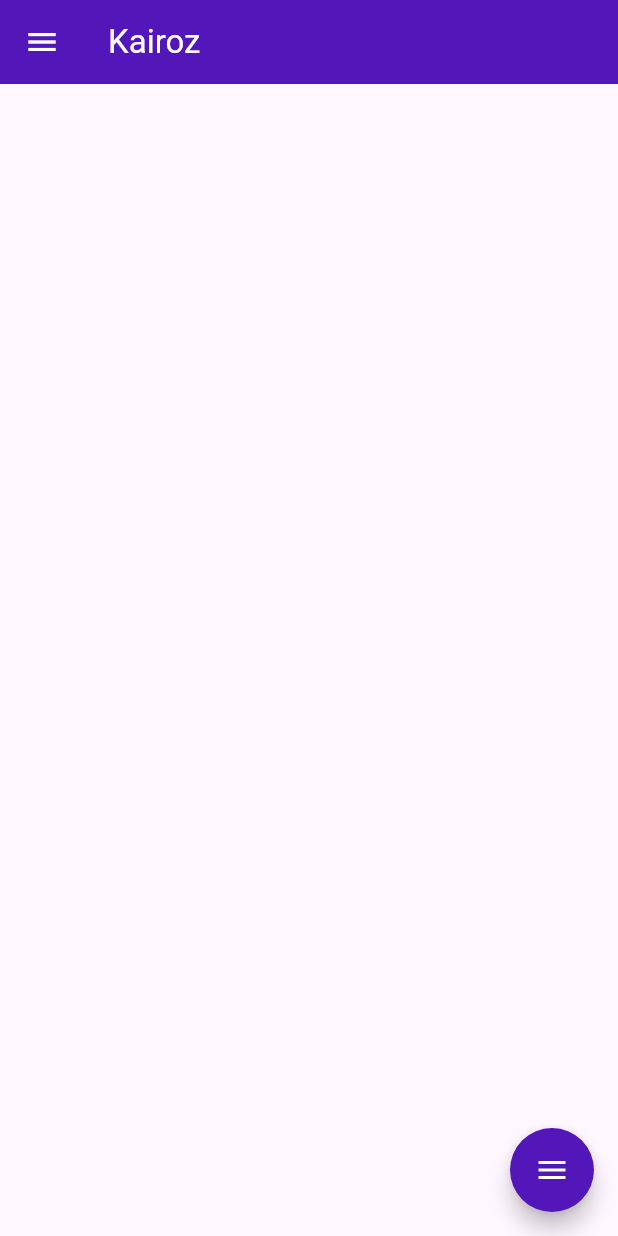
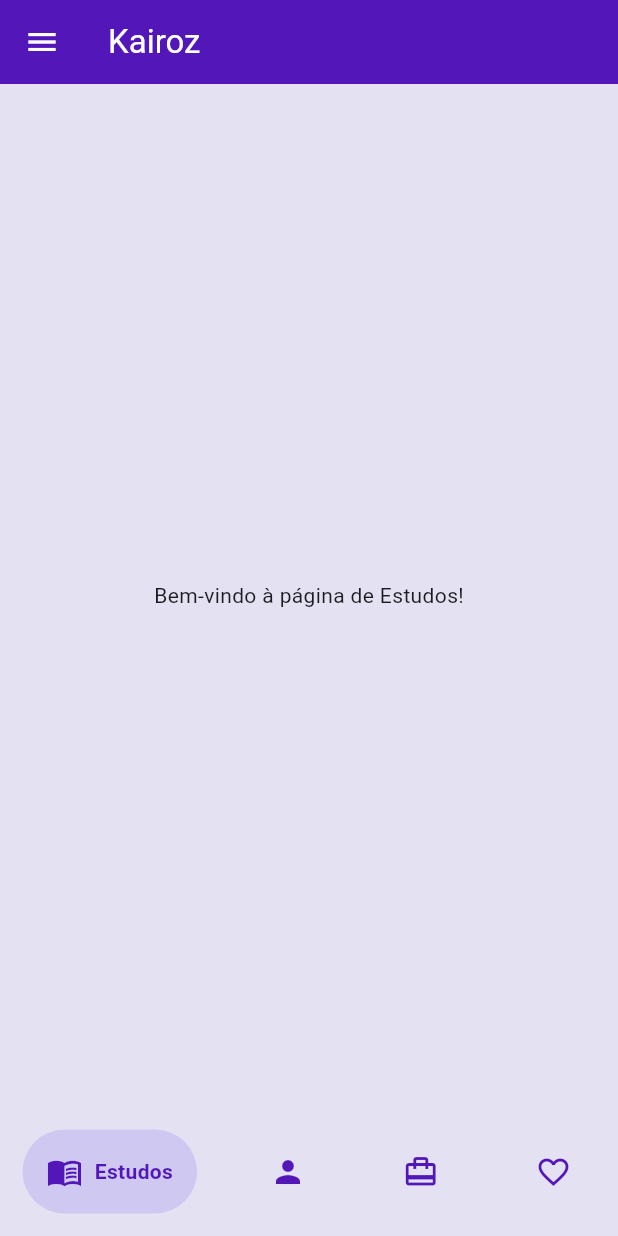
Before and after one commit to danielrocha28/Kairoz, a Flutter app: the HomePage screen opened by its route, on a phone screen of 412 x 824 dp. Run offline on Flutter 3.47's test engine with Material 3 defaults, Android fonts, the light colour scheme and no system bars; drawn by our look-alikes of flutter_speed_dial, google_nav_bar; our stand-ins replace carousel_slider, fl_chart, flutter_dotenv, youtube_player_flutter.

Commit message:
Criação das telas e NavBar

```diff
--- /dev/null
+++ b/kairoz_app/lib/pages/estudos_page.dart
@@ -0,0 +1,17 @@
+import 'package:flutter/material.dart';
+
+class EstudosPage extends StatefulWidget {
+  const EstudosPage({super.key});
+
+  @override
+  State<EstudosPage> createState() => _MyWidgetState();
+}
+
+class _MyWidgetState extends State<EstudosPage> {
+  @override
+  Widget build(BuildContext context) {
+    return const Center(
+      child: Text('Bem-vindo à página de Estudos!'),
+    );
+  }
+}
--- a/kairoz_app/lib/pages/home_page.dart
+++ b/kairoz_app/lib/pages/home_page.dart
@@ -1,9 +1,12 @@
 import 'package:flutter/material.dart';
-import 'package:flutter_speed_dial/flutter_speed_dial.dart';
-import 'package:kairoz/models/task_model.dart';
 import 'package:kairoz/widgets/drawer.dart';
 import 'package:kairoz/widgets/appbar.dart';
 import 'profile_page.dart';
+import 'package:kairoz/widgets/nav_bar.dart';
+import 'package:kairoz/pages/estudos_page.dart';
+import 'package:kairoz/pages/saude_page.dart';
+import 'package:kairoz/pages/trabalho_page.dart';
+import 'package:kairoz/pages/lazer_page.dart';
 
 class HomePage extends StatefulWidget {
   const HomePage({super.key});
@@ -13,13 +16,7 @@ class HomePage extends StatefulWidget {
 }
 
 class _HomePageState extends State<HomePage> {
-  List<TaskModel> tasks = [];
-
-  void addTask(String description) {
-    setState(() {
-      tasks.add(TaskModel(description: description));
-    });
-  }
+  int _selectedIndex = 0;
 
   void goToHomePage() {
     Navigator.pushNamed(context, '/home');
@@ -27,7 +24,6 @@ class _HomePageState extends State<HomePage> {
 
   void goToProfilePage() {
     Navigator.pop(context);
-
     Navigator.push(
       context,
       MaterialPageRoute(
@@ -41,9 +37,20 @@ class _HomePageState extends State<HomePage> {
         context, '/login', ModalRoute.withName('/'));
   }
 
+  void navigateToPage(int index) {
+    setState(() {
+      _selectedIndex = index;
+    });
+  }
+
   @override
   Widget build(BuildContext context) {
     return Scaffold(
+      backgroundColor: const Color(0xffE4E1F3),
+      bottomNavigationBar: CustomBottomNavBar(
+        selectedIndex: _selectedIndex,
+        onTabChange: navigateToPage,
+      ),
       appBar: const MyAppBar(
         title: "Kairoz",
         iconTheme: IconThemeData(color: Colors.white),
@@ -54,158 +61,15 @@ class _HomePageState extends State<HomePage> {
         onProfileTap: goToProfilePage,
         onSignOut: signOut,
       ),
-      body: Container(
-        padding: const EdgeInsets.all(16.0),
-        child: ListView(
-          children: tasks.map((task) {
-            return Dismissible(
-              key: Key(task.description),
-              background: Container(
-                color: const Color.fromARGB(255, 76, 37, 143),
-                child: const Align(
-                  alignment: Alignment.centerRight,
-                  child: Padding(
-                    padding: EdgeInsets.symmetric(horizontal: 20.0),
-                    child: Icon(
-                      Icons.delete,
-                      color: Colors.white,
-                    ),
-                  ),
-                ),
-              ),
-              onDismissed: (direction) {
-                removeTask(task);
-              },
-              child: CheckboxListTile(
-                title: Text(task.description),
-                value: task.isCompleted,
-                onChanged: (bool? value) {
-                  toggleTaskCompletion(task);
-                },
-              ),
-            );
-          }).toList(),
-        ),
-      ),
-      floatingActionButton: SpeedDial(
-        icon: Icons.add,
-        backgroundColor: const Color.fromARGB(255, 82, 22, 185),
-        foregroundColor: Colors.white,
-        overlayColor: Colors.black,
-        overlayOpacity: 0.5,
-        animatedIcon: AnimatedIcons.menu_close,
-        children: [
-          speedDialButton(
-            () => _showSprintPopup(context),
-            Icons.add,
-            'Sprint',
-            Colors.white,
-          ),
-          speedDialButton(
-            () => _showTaskPopup(context),
-            Icons.add,
-            'Task',
-            Colors.white,
-          ),
+      body: IndexedStack(
+        index: _selectedIndex,
+        children: const <Widget>[
+          EstudosPage(),
+          SaudePage(),
+          TrabalhoPage(),
+          LazerPage()
         ],
       ),
     );
   }
-
-  void removeTask(TaskModel task) {
-    setState(() {
-      tasks.remove(task);
-    });
-  }
-
-  SpeedDialChild speedDialButton(
-    Function() onTap,
-    IconData icon,
-    String label,
-    Color foregroundColor,
-  ) {
-    return SpeedDialChild(
-      onTap: onTap,
-      child: Icon(icon),
-      backgroundColor: const Color.fromARGB(255, 76, 37, 143),
-      foregroundColor: foregroundColor,
-      label: label,
-      labelStyle: const TextStyle(color: Colors.white),
-      labelBackgroundColor: const Color.fromARGB(255, 76, 37, 143),
-    );
-  }
-
-  void toggleTaskCompletion(TaskModel task) {
-    setState(() {
-      task.isCompleted = !task.isCompleted;
-    });
-  }
-
-  void _showSprintPopup(BuildContext context) {
-    final TextEditingController controller = TextEditingController();
-
-    showDialog(
-      context: context,
-      builder: (BuildContext context) {
-        return AlertDialog(
-          title: const Text("Adicionar"),
-          content: TextField(
-            controller: controller,
-            decoration: const InputDecoration(
-              labelText: "Sprint",
-            ),
-          ),
-          actions: [
-            TextButton(
-              onPressed: () {
-                Navigator.of(context).pop();
-              },
-              child: const Text("Cancelar"),
-            ),
-            TextButton(
-              onPressed: () {
-                addTask(controller.text);
-                Navigator.of(context).pop();
-              },
-              child: const Text("Adicionar"),
-            ),
-          ],
-        );
-      },
-    );
-  }
-
-  void _showTaskPopup(BuildContext context) {
-    final TextEditingController controller = TextEditingController();
-
-    showDialog(
-      context: context,
-      builder: (BuildContext context) {
-        return AlertDialog(
-          title: const Text("Adicionar"),
-          content: TextField(
-            controller: controller,
-            decoration: const InputDecoration(
-              labelText: "Task",
-            ),
-          ),
-          actions: [
-            TextButton(
-              onPressed: () {
-                Navigator.of(context).pop();
-              },
-              child: const Text("Cancelar"),
-            ),
-            TextButton(
-              onPressed: () {
-                addTask(controller.text);
-                Navigator.of(context).pop();
-              },
-              child: const Text("Adicionar"),
-            ),
-          ],
-        );
-      },
-    );
-  }
 }
--- a/kairoz_app/lib/pages/login_page.dart
+++ b/kairoz_app/lib/pages/login_page.dart
@@ -8,10 +8,10 @@ class LoginPage extends StatefulWidget {
   const LoginPage({super.key});
 
   @override
-  _LoginPageState createState() => _LoginPageState();
+  LoginPageState createState() => LoginPageState();
 }
 
-class _LoginPageState extends State<LoginPage> {
+class LoginPageState extends State<LoginPage> {
   final _emailController = TextEditingController();
   final _passwordController = TextEditingController();
   final _formKey = GlobalKey<FormState>();
--- /dev/null
+++ b/kairoz_app/lib/widgets/nav_bar.dart
@@ -0,0 +1,52 @@
+import 'package:flutter/material.dart';
+import 'package:google_nav_bar/google_nav_bar.dart';
+
+class CustomBottomNavBar extends StatelessWidget {
+  final Function(int) onTabChange;
+  final int selectedIndex;
+
+  const CustomBottomNavBar({
+    super.key,
+    required this.onTabChange,
+    required this.selectedIndex,
+  });
+
+  @override
+  Widget build(BuildContext context) {
+    return Container(
+      color: const Color(0xffE4E1F3),
+      child: Padding(
+        padding: const EdgeInsets.symmetric(horizontal: 15.0, vertical: 15.0),
+        child: GNav(
+          selectedIndex: selectedIndex, // Define o índice selecionado
+          color: const Color.fromARGB(255, 82, 22, 185),
+          activeColor: const Color.fromARGB(255, 82, 22, 185),
+          gap: 8,
+          padding: const EdgeInsets.all(16),
+          tabBackgroundColor: const Color(0xffCFC9F1),
+          onTabChange: (index) {
+            onTabChange(index);
+          },
+          tabs: const [
+            GButton(
+              icon: Icons.menu_book_sharp,
+              text: 'Estudos',
+            ),
+            GButton(
+              icon: Icons.person,
+              text: 'Saúde',
+            ),
+            GButton(
+              icon: Icons.card_travel_outlined,
+              text: 'Trabalho',
+            ),
+            GButton(
+              icon: Icons.favorite_border,
+              text: 'Lazer',
+            ),
+          ],
+        ),
+      ),
+    );
+  }
+}
--- a/kairoz_app/pubspec.yaml
+++ b/kairoz_app/pubspec.yaml
@@ -16,6 +16,8 @@ dependencies:
   fl_chart: ^0.69.0
   carousel_slider: ^5.0.0
   youtube_player_flutter: ^9.1.0
+  flutter_svg: ^2.0.14
+  google_nav_bar: ^5.0.7
 
 dev_dependencies:
   flutter_test:
```
Also changed, not shown: kairoz_app/lib/pages/lazer_page.dart (added, +17 -0 lines), kairoz_app/lib/pages/saude_page.dart (added, +17 -0 lines), kairoz_app/lib/pages/trabalho_page.dart (added, +17 -0 lines), kairoz_app/pubspec.lock.
